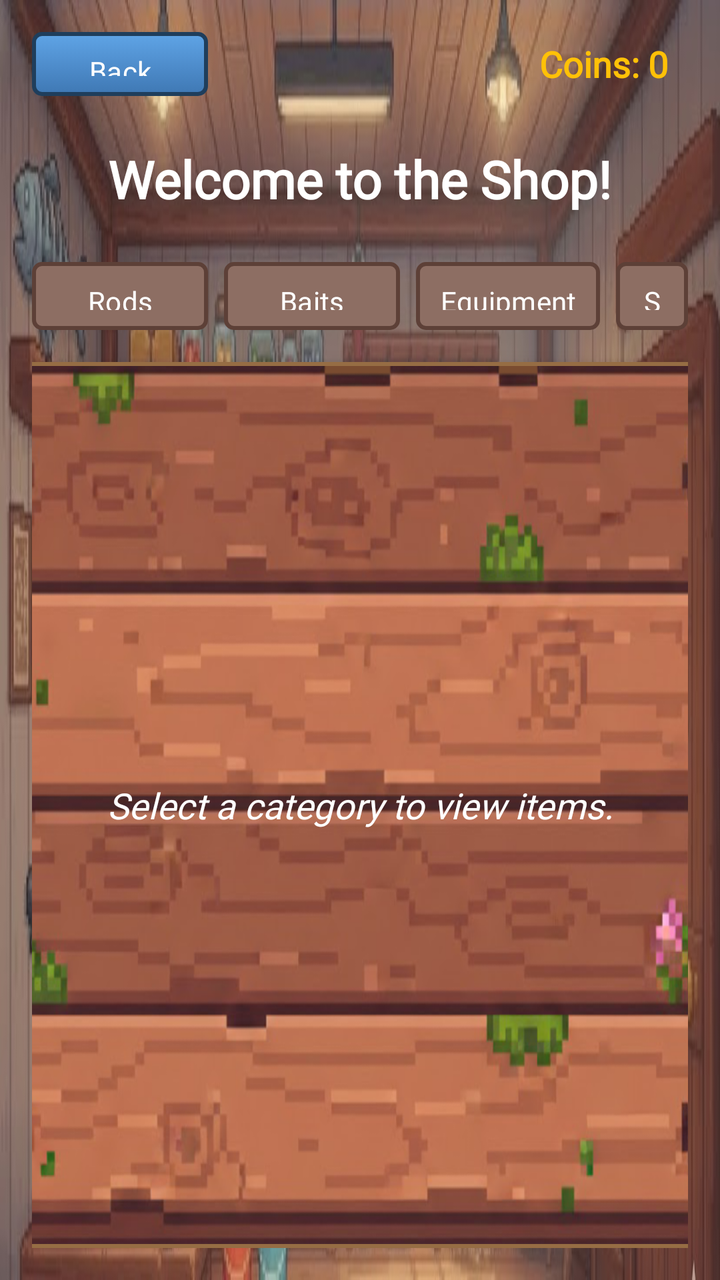
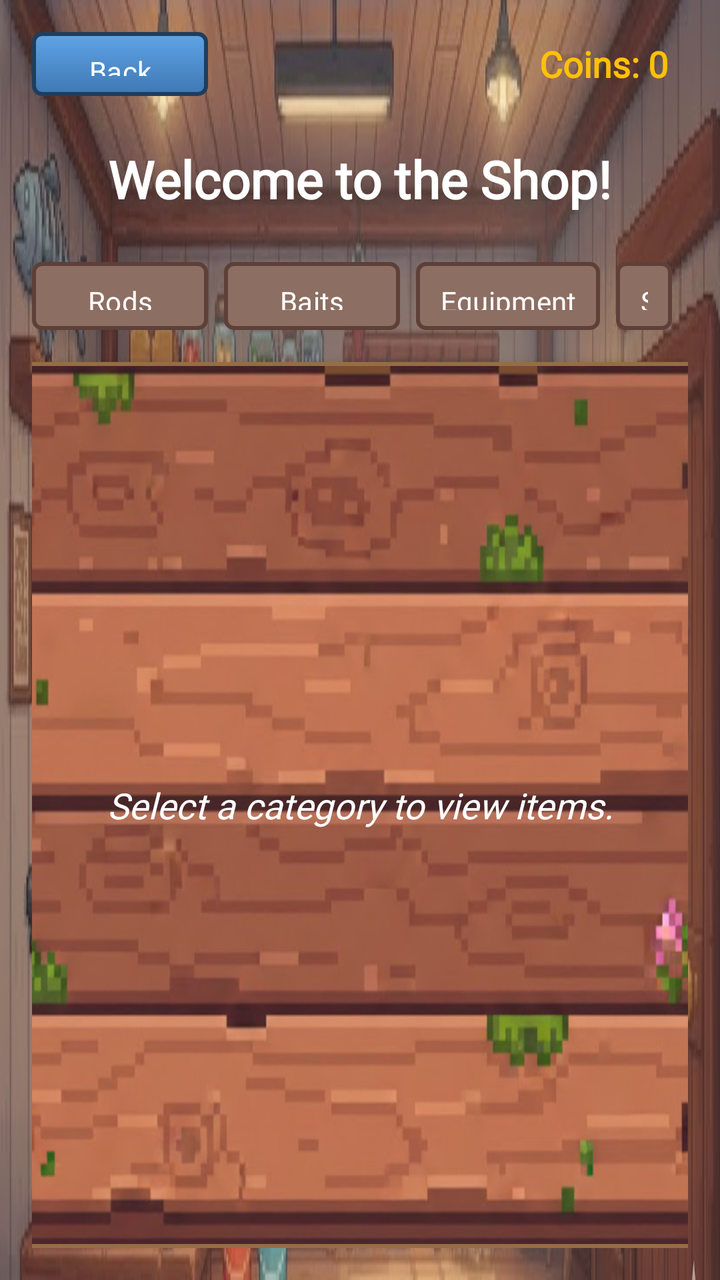

Two renders of the same Android screen: before a commit and after it. Below are the layout's source before the change and the commit's diff.
<!-- AndroidManifest.xml: application theme Theme.Android_Proyecto -->
<!-- res/layout/activity_shop.xml -->
<?xml version="1.0" encoding="utf-8"?>
<LinearLayout xmlns:android="http://schemas.android.com/apk/res/android"
    xmlns:app="http://schemas.android.com/apk/res-auto"
    android:layout_width="match_parent"
    android:layout_height="match_parent"
    android:orientation="vertical"
    android:padding="16dp"
    android:gravity="center_horizontal"
    android:background="@drawable/shopbackground">

    <FrameLayout
        android:layout_width="match_parent"
        android:layout_height="wrap_content"
        android:paddingBottom="8dp">

        <Button
            android:id="@+id/btnBack"
            android:layout_width="wrap_content"
            android:layout_height="32dp"
            android:text="Back"
            android:background="@drawable/pixel_button_bg"
            app:backgroundTint="@null"
            android:fontFamily="@font/pixel_font"
            android:paddingHorizontal="12dp"
            android:textAllCaps="false"
            android:textSize="14sp"
            android:layout_gravity="start|center_vertical" />

        <TextView
            android:id="@+id/tvCoins"
            android:layout_width="wrap_content"
            android:layout_height="wrap_content"
            android:text="Coins: 0"
            android:textStyle="bold"
            android:textSize="18sp"
            android:textColor="#FFC107"
            android:fontFamily="@font/pixel_font"
            android:layout_gravity="end|center_vertical"
            android:paddingEnd="10dp"
            android:paddingStart="10dp" />
    </FrameLayout>

    <TextView
        android:id="@+id/tvShopTitle"
        android:layout_width="wrap_content"
        android:layout_height="wrap_content"
        android:text="Welcome to the Shop!"
        android:textSize="26sp"
        android:textStyle="bold"
        android:textColor="#FFFF"
        android:fontFamily="@font/pixel_font"
        android:layout_marginBottom="24dp"
        android:layout_marginTop="16dp"
        android:layout_gravity="center_horizontal" />

    <LinearLayout
        android:id="@+id/llCategoryButtonsBar"
        android:layout_width="wrap_content"
        android:layout_height="wrap_content"
        android:orientation="horizontal"
        android:layout_gravity="center_horizontal"
        android:layout_marginBottom="16dp">

        <Button
            android:id="@+id/btnRods"
            android:layout_width="wrap_content"
            android:layout_height="34dp"
            android:text="Rods"
            android:background="@drawable/pixel_button_bg_brown"
            app:backgroundTint="@null"
            android:textColor="@android:color/white"
            android:fontFamily="@font/pixel_font"
            android:layout_marginEnd="8dp"
            android:paddingHorizontal="12dp"
            android:textAllCaps="false"
            android:textSize="14sp" />

        <Button
            android:id="@+id/btnBaits"
            android:layout_width="wrap_content"
            android:layout_height="34dp"
            android:text="Baits"
            android:background="@drawable/pixel_button_bg_brown"
            app:backgroundTint="@null"
            android:textColor="@android:color/white"
            android:fontFamily="@font/pixel_font"
            android:layout_marginEnd="8dp"
            android:paddingHorizontal="12dp"
            android:textAllCaps="false"
            android:textSize="14sp" />

        <Button
            android:id="@+id/btnEquipment"
            android:layout_width="wrap_content"
            android:layout_height="34dp"
            android:text="Equipment"
            android:background="@drawable/pixel_button_bg_brown"
            app:backgroundTint="@null"
            android:textColor="@android:color/white"
            android:fontFamily="@font/pixel_font"
            android:layout_marginEnd="8dp"
            android:paddingHorizontal="12dp"
            android:textAllCaps="false"
            android:textSize="14sp" />

        <Button
            android:id="@+id/btnSell"
            android:layout_width="wrap_content"
            android:layout_height="34dp"
            android:text="Sell"
            android:background="@drawable/pixel_button_bg_brown"
            app:backgroundTint="@null"
            android:textColor="@android:color/white"
            android:fontFamily="@font/pixel_font"
            android:paddingHorizontal="12dp"
            android:textAllCaps="false"
            android:textSize="14sp" />

        <Button
            android:id="@+id/btnInventory"
            android:layout_width="wrap_content"
            android:layout_height="34dp"
            android:text="Inventory"
            android:background="@drawable/pixel_button_bg_brown"
            app:backgroundTint="@null"
            android:textColor="@android:color/white"
            android:fontFamily="@font/pixel_font"
            android:paddingHorizontal="12dp"
            android:textAllCaps="false"
            android:textSize="14sp" />
    </LinearLayout>

    <FrameLayout
        android:id="@+id/flShopContent"
        android:layout_width="411dp"
        android:layout_height="206dp"
        android:layout_weight="1"
        android:background="@drawable/bg_login_card"
        android:elevation="6dp"
        android:padding="8dp">

        <androidx.recyclerview.widget.RecyclerView
            android:id="@+id/rvRods"
            android:layout_width="match_parent"
            android:layout_height="match_parent"
            android:padding="6dp"
            android:visibility="gone" />

        <TextView
            android:id="@+id/tvInitialMessage"
            android:layout_width="match_parent"
            android:layout_height="match_parent"
            android:gravity="center"
            android:text="Select a category to view items."
            android:textSize="18sp"
            android:textStyle="italic"
            android:textColor="#FFFF"
            android:fontFamily="@font/pixel_font" />
    </FrameLayout>

    <ProgressBar
        android:id="@+id/progressShop"
        style="?android:attr/progressBarStyleLarge"
        android:layout_width="wrap_content"
        android:layout_height="wrap_content"
        android:layout_marginTop="32dp"
        android:visibility="gone"
        android:indeterminateTint="#2196F3"
        android:layout_gravity="center_horizontal" />

</LinearLayout>
<!-- resources referenced by this layout -->
<resources>
  <!-- drawable bg_login_card (drawable) -->
  <?xml version="1.0" encoding="utf-8"?>
  <layer-list xmlns:android="http://schemas.android.com/apk/res/android">
  
      
      <item>
          <shape android:shape="rectangle">
              <corners android:radius="24dp" />
              <solid android:color="#7A4C30" />
          </shape>
      </item>
  
      
      <item>
          <bitmap
              android:src="@drawable/pixel_wood_bg"
              android:gravity="fill" />
      </item>
  
      
      <item>
          <shape android:shape="rectangle">
              <corners android:radius="24dp" />
              <stroke
                  android:width="2dp"
                  android:color="#966D44" />
          </shape>
      </item>
  
      
      <item
          android:bottom="4dp"
          android:left="4dp"
          android:right="4dp"
          android:top="4dp">
          <shape android:shape="rectangle">
              <corners android:radius="20dp" />
              <padding
                  android:left="16dp"
                  android:top="16dp"
                  android:right="16dp"
                  android:bottom="16dp" />
          </shape>
      </item>
  
  </layer-list>
  <!-- drawable pixel_button_bg (drawable) -->
  <?xml version="1.0" encoding="utf-8"?>
  <selector xmlns:android="http://schemas.android.com/apk/res/android">
  
      <item android:state_pressed="true">
          <shape android:shape="rectangle">
              <corners android:radius="4dp"/>
              <solid android:color="#2D5A8C"/>
              <stroke android:width="2dp" android:color="#1F3E5C"/>
          </shape>
      </item>
  
      <item>
          <shape android:shape="rectangle">
              <corners android:radius="4dp"/>
              <stroke android:width="2dp" android:color="#1F3E5C"/>
              <gradient
                  android:angle="270"
                  android:startColor="#5FA4E6"  android:endColor="#3F78B4"    android:type="linear"/>
          </shape>
      </item>
  </selector>
  <!-- drawable pixel_button_bg_brown (drawable) -->
  <?xml version="1.0" encoding="utf-8"?>
  <selector xmlns:android="http://schemas.android.com/apk/res/android">
  
      <item android:state_pressed="true">
          <shape android:shape="rectangle">
  
              <solid android:color="#6D4C41" />
  
              <stroke
                  android:width="2dp"
                  android:color="#3E2723" />
  
              <corners android:radius="4dp" />
  
              <padding
                  android:left="6dp"
                  android:top="4dp"
                  android:right="6dp"
                  android:bottom="4dp" />
          </shape>
      </item>
  
      <item>
          <shape android:shape="rectangle">
  
              <solid android:color="#8D6E63" />
  
              <stroke
                  android:width="2dp"
                  android:color="#5D4037" />
  
              <corners android:radius="4dp" />
  
              <padding
                  android:left="6dp"
                  android:top="4dp"
                  android:right="6dp"
                  android:bottom="4dp" />
          </shape>
      </item>
  
  </selector>
  <!-- drawable shopbackground: jpg bitmap (drawable, 91862 bytes) -->
  <style name="Theme.Android_Proyecto" parent="Base.Theme.Android_Proyecto" />
  <!-- drawable pixel_wood_bg: png bitmap (drawable, 414177 bytes) -->
  <style name="Base.Theme.Android_Proyecto" parent="Theme.Material3.DayNight.NoActionBar">
          
          
      </style>
</resources>

<!-- the commit's change to res/layout/activity_shop.xml (unified diff, before → after) -->
@@ -112,6 +112,7 @@
             app:backgroundTint="@null"
             android:textColor="@android:color/white"
             android:fontFamily="@font/pixel_font"
+            android:layout_marginEnd="8dp"
             android:paddingHorizontal="12dp"
             android:textAllCaps="false"
             android:textSize="14sp" />
